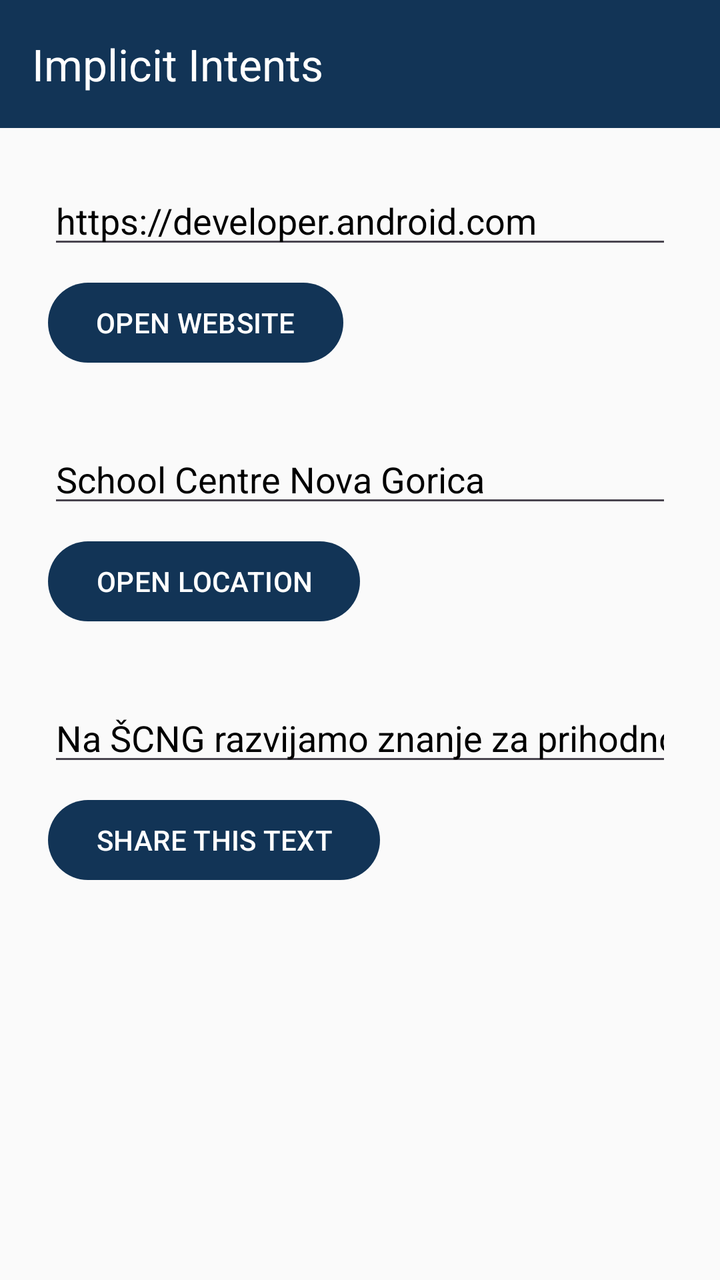
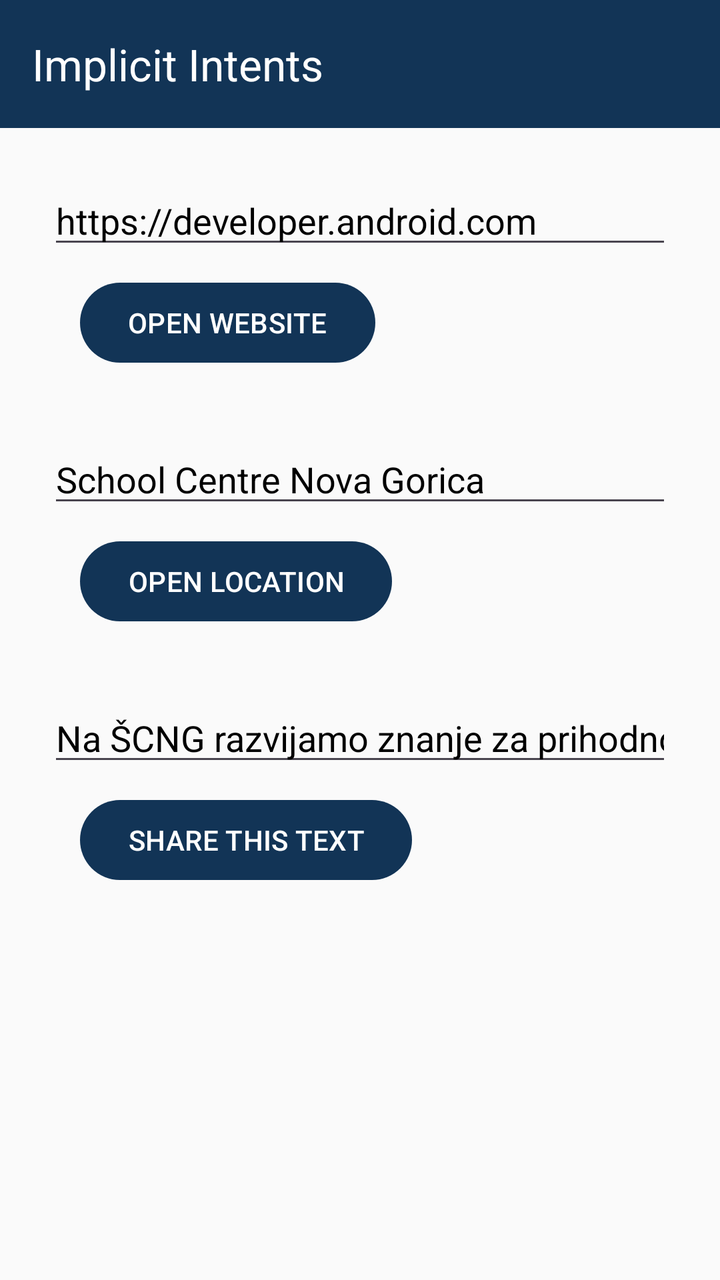

An Android layout rendered at two revisions. The XML below is the earlier revision; the diff shows what the commit changed to produce the second picture.
<!-- AndroidManifest.xml: application theme Theme.ImplicitIntents -->
<!-- res/layout/activity_main.xml -->
<?xml version="1.0" encoding="utf-8"?>
<LinearLayout xmlns:android="http://schemas.android.com/apk/res/android"
    xmlns:app="http://schemas.android.com/apk/res-auto"
    xmlns:tools="http://schemas.android.com/tools"
    android:id="@+id/main"
    android:layout_width="match_parent"
    android:layout_height="match_parent"
    android:background="@color/background"
    android:orientation="vertical"
    tools:context=".MainActivity">

    <com.google.android.material.appbar.MaterialToolbar
        android:id="@+id/toolbar"
        android:layout_width="match_parent"
        android:layout_height="wrap_content"
        android:background="@color/button_blue"
        android:minHeight="?attr/actionBarSize"
        app:title="@string/app_name"
        app:titleTextColor="@color/white" />

    <ScrollView
        android:layout_width="match_parent"
        android:layout_height="match_parent">

        <LinearLayout
            android:layout_width="match_parent"
            android:layout_height="wrap_content"
            android:orientation="vertical"
            android:padding="24dp">

            
            <EditText
                android:id="@+id/website_edittext"
                android:layout_width="match_parent"
                android:layout_height="wrap_content"
                android:layout_marginBottom="8dp"
                android:autofillHints=""
                android:hint="@string/edittext_uri"
                android:inputType="textUri"
                android:text="@string/edittext_uri"
                android:textColor="@color/text_black"
                android:textSize="18sp" />

            <com.google.android.material.button.MaterialButton
                android:id="@+id/open_website_button"
                android:layout_width="wrap_content"
                android:layout_height="wrap_content"
                android:layout_marginBottom="32dp"
                android:onClick="openWebsite"
                android:text="@string/button_uri"
                android:textColor="@color/white"
                app:backgroundTint="@color/button_blue"
                app:cornerRadius="24dp" />

            
            <EditText
                android:id="@+id/location_edittext"
                android:layout_width="match_parent"
                android:layout_height="wrap_content"
                android:layout_marginBottom="8dp"
                android:autofillHints=""
                android:hint="@string/edittext_location"
                android:inputType="text"
                android:text="@string/edittext_location"
                android:textColor="@color/text_black"
                android:textSize="18sp" />

            <com.google.android.material.button.MaterialButton
                android:id="@+id/open_location_button"
                android:layout_width="wrap_content"
                android:layout_height="wrap_content"
                android:layout_marginBottom="32dp"
                android:onClick="openLocation"
                android:text="@string/button_location"
                android:textColor="@color/white"
                app:backgroundTint="@color/button_blue"
                app:cornerRadius="24dp" />

            
            <EditText
                android:id="@+id/share_edittext"
                android:layout_width="match_parent"
                android:layout_height="wrap_content"
                android:layout_marginBottom="8dp"
                android:autofillHints=""
                android:hint="@string/edittext_share"
                android:inputType="text"
                android:text="@string/edittext_share"
                android:textColor="@color/text_black"
                android:textSize="18sp" />

            <com.google.android.material.button.MaterialButton
                android:id="@+id/share_text_button"
                android:layout_width="wrap_content"
                android:layout_height="wrap_content"
                android:onClick="shareText"
                android:text="@string/button_share"
                android:textColor="@color/white"
                app:backgroundTint="@color/button_blue"
                app:cornerRadius="24dp" />

        </LinearLayout>
    </ScrollView>

</LinearLayout>
<!-- resources referenced by this layout -->
<resources>
  <color name="background">#FAFAFA</color>
  <color name="button_blue">#123456</color>
  <color name="text_black">#000000</color>
  <color name="white">#FFFFFFFF</color>
  <string name="app_name">Implicit Intents</string>
  <string name="button_location">OPEN LOCATION</string>
  <string name="button_share">SHARE THIS TEXT</string>
  <string name="button_uri">OPEN WEBSITE</string>
  <string name="edittext_location">School Centre Nova Gorica</string>
  <string name="edittext_share">Na ŠCNG razvijamo znanje za prihodnost.</string>
  <string name="edittext_uri">https://developer.android.com</string>
  <style name="Theme.ImplicitIntents" parent="Base.Theme.ImplicitIntents" />
  <style name="Base.Theme.ImplicitIntents" parent="Theme.Material3.DayNight.NoActionBar">
          
          <item name="colorPrimary">@color/button_blue</item>
          <item name="android:windowBackground">@color/background</item>
      </style>
</resources>

<!-- the commit's change to res/layout/activity_main.xml (unified diff, before → after) -->
@@ -45,6 +45,7 @@
                 android:id="@+id/open_website_button"
                 android:layout_width="wrap_content"
                 android:layout_height="wrap_content"
+                android:layout_marginStart="16dp"
                 android:layout_marginBottom="32dp"
                 android:onClick="openWebsite"
                 android:text="@string/button_uri"
@@ -69,6 +70,7 @@
                 android:id="@+id/open_location_button"
                 android:layout_width="wrap_content"
                 android:layout_height="wrap_content"
+                android:layout_marginStart="16dp"
                 android:layout_marginBottom="32dp"
                 android:onClick="openLocation"
                 android:text="@string/button_location"
@@ -93,6 +95,7 @@
                 android:id="@+id/share_text_button"
                 android:layout_width="wrap_content"
                 android:layout_height="wrap_content"
+                android:layout_marginStart="16dp"
                 android:onClick="shareText"
                 android:text="@string/button_share"
                 android:textColor="@color/white"
